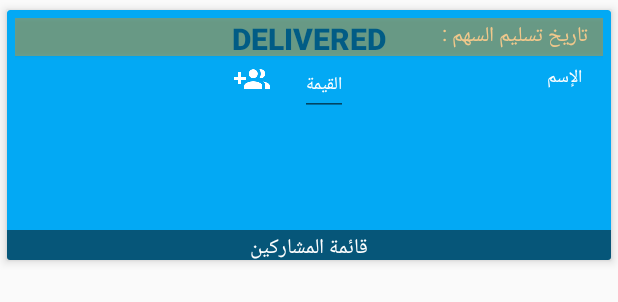
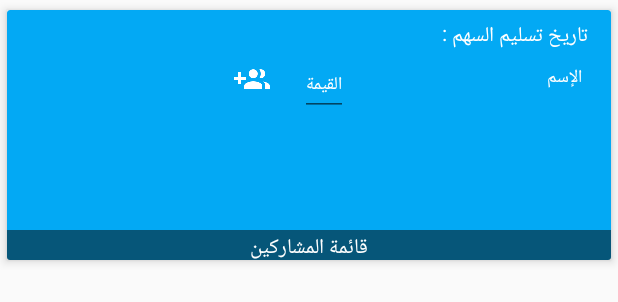
Before and after one commit to mbarakat81/jam, an Android app: the layout shares_row.xml on its own in the app's theme, with its tools: preview values and no code run, on a phone screen of 412 x 824 dp. Shown: the top 302 px of the screen. Run offline under Robolectric (Android 15) with nearby library versions, the phone set to English and light mode, and no system bars.

Commit message:
no message

```diff
--- a/app/src/main/res/layout/shares_row.xml
+++ b/app/src/main/res/layout/shares_row.xml
@@ -24,6 +24,7 @@
                     android:visibility="visible">
 
                 <Button
+                    android:id="@+id/btnDelivered"
                     android:layout_alignParentTop="true"
                     android:layout_width="match_parent"
                     android:layout_height="25dp"
@@ -33,11 +34,9 @@
                     android:textStyle="bold"
                     android:gravity="top|center"
                     android:textColor="@android:color/black"
-                    android:clickable="true"
                     android:background="@color/colorPrimary"
                     android:alpha="0.40"
-                    android:id="@+id/btnDelivered"
-                    android:visibility="visible"/>
+                    android:visibility="gone"/>
                 <TextView
                     android:id="@+id/lblShareStartDay"
                     android:layout_width="wrap_content"
@@ -101,26 +100,6 @@
                     android:layout_marginRight="20dp"
                     android:layout_marginLeft="20dp"
                     android:layout_below="@+id/addRecName1"/>
-                <Button
-                    android:id="@+id/btnShareDelivered"
-                    android:layout_width="match_parent"
-                    android:layout_height="25dp"
-                    android:text="@string/lbl_delivered"
-                    android:clickable="true"
-                    android:layout_marginTop="5dp"
-                    android:paddingTop="5dp"
-                    android:background="@color/colorPrimary"
-                    android:layout_above="@+id/tt"
-                    android:visibility="gone"
-
-                    />
-                    <Button
-                        android:id="@+id/tt"
-                        android:layout_alignParentBottom="true"
-                        android:layout_width="match_parent"
-                        android:layout_height="wrap_content"
-                        android:visibility="gone"
-                        android:text="@string/lbl_payers_list"/>
                 <EditText
                     android:id="@+id/hiddenJId"
                     android:layout_width="wrap_content"
```
Also changed, not shown: app/src/main/java/jam/mbarakat/com/myshares/adapters/JamDetailsViewAdapter.java (+16 -52 lines), app/src/main/java/jam/mbarakat/com/myshares/adapters/ShareOwnersAdapter.java (+6 -19 lines).
